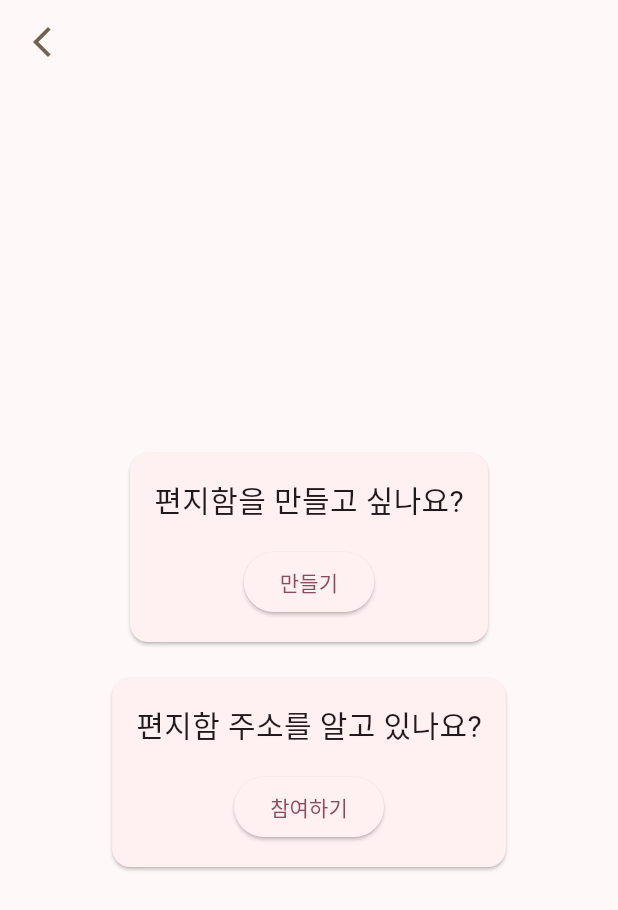
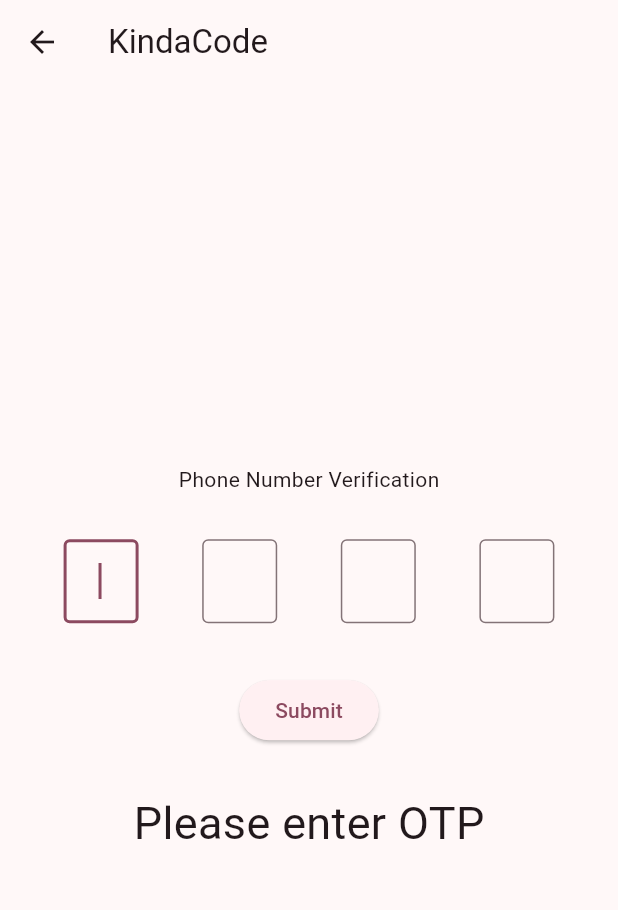
Before and after one commit to bemjikim/MobalWorld, a Flutter app: the HomePage screen opened directly, after a tap on "참여하기", on a phone screen of 412 x 824 dp. Shown: the top 910 px of the screen. Run offline on Flutter 3.47's test engine with Material 2 defaults, Android fonts, the phone set to English and light mode, and no system bars; our stand-ins replace cloud_firestore, firebase_auth, firebase_core, google_sign_in, random_string; accounts and stored records are empty; Roboto replaces fonts that are missing (gangwon).

Commit message:
Attending the group a-version

```diff
--- /dev/null
+++ b/lib/home/group_list/group_attendance_page.dart
@@ -0,0 +1,72 @@
+import 'package:flutter/cupertino.dart';
+import 'package:flutter/material.dart';
+
+import '../../otp/otp.dart';
+
+class GroupAttendPage extends StatefulWidget {
+  const GroupAttendPage({Key? key}) : super(key: key);
+
+  @override
+  State<GroupAttendPage> createState() => _GroupAttendPageState();
+}
+
+class _GroupAttendPageState extends State<GroupAttendPage> {
+  // 4 text editing controllers that associate with the 4 input fields
+  final TextEditingController _fieldOne = TextEditingController();
+  final TextEditingController _fieldTwo = TextEditingController();
+  final TextEditingController _fieldThree = TextEditingController();
+  final TextEditingController _fieldFour = TextEditingController();
+
+  // This is the entered code
+  // It will be displayed in a Text widget
+  String? _otp;
+
+  @override
+  Widget build(BuildContext context) {
+    return Scaffold(
+      appBar: AppBar(
+        title: const Text('KindaCode'),
+      ),
+      body: Column(
+        mainAxisAlignment: MainAxisAlignment.center,
+        children: [
+          const Text('Phone Number Verification'),
+          const SizedBox(
+            height: 30,
+          ),
+          // Implement 4 input fields
+          Row(
+            mainAxisAlignment: MainAxisAlignment.spaceEvenly,
+            children: [
+              OtpInput(_fieldOne, true), // auto focus
+              OtpInput(_fieldTwo, false),
+              OtpInput(_fieldThree, false),
+              OtpInput(_fieldFour, false)
+            ],
+          ),
+          const SizedBox(
+            height: 30,
+          ),
+          ElevatedButton(
+              onPressed: () {
+                setState(() {
+                  _otp = _fieldOne.text +
+                      _fieldTwo.text +
+                      _fieldThree.text +
+                      _fieldFour.text;
+                });
+              },
+              child: const Text('Submit')),
+          const SizedBox(
+            height: 30,
+          ),
+          // Display the entered OTP code
+          Text(
+            _otp ?? 'Please enter OTP',
+            style: const TextStyle(fontSize: 30),
+          ),
+        ],
+      ),
+    );
+  }
+}
--- a/lib/home/home.dart
+++ b/lib/home/home.dart
@@ -1,6 +1,7 @@
 import 'package:flutter/cupertino.dart';
 import 'package:flutter/material.dart';
 import 'package:google_sign_in/google_sign_in.dart';
+import 'package:mobalworld/home/group_list/group_attendance_page.dart';
 import 'package:provider/provider.dart';
 
 import '../login/login.dart';
@@ -81,7 +82,12 @@ class _HomePageState extends State<HomePage> {
                       SizedBox(height: 16),
                       ElevatedButton(
                         onPressed: () {
-                          // 참여하기 버튼이 눌렸을 때 수행할 작업
+                          Navigator.push(
+                            context,
+                            MaterialPageRoute(
+                              builder: (context) => GroupAttendPage(),
+                            ),
+                          );
                         },
                         child: Text('참여하기'),
                       ),
--- a/lib/login/login.dart
+++ b/lib/login/login.dart
@@ -165,6 +165,8 @@ class _LoginPageState extends State<LoginPage> {
                 Container(
                   height: 54,
                   child: TextField(
+                    onTapOutside: (event) =>
+                        FocusManager.instance.primaryFocus?.unfocus(),
                     controller: _usernameController,
                     decoration: InputDecoration(
                       filled: true,
@@ -184,6 +186,8 @@ class _LoginPageState extends State<LoginPage> {
                 Container(
                   height: 54,
                   child: TextField(
+                    onTapOutside: (event) =>
+                        FocusManager.instance.primaryFocus?.unfocus(),
                     controller: _passwordController,
                     decoration: InputDecoration(
                       filled: true,
--- /dev/null
+++ b/lib/otp/otp.dart
@@ -0,0 +1,73 @@
+import 'package:flutter/cupertino.dart';
+import 'package:flutter/material.dart';
+import 'package:flutter/services.dart';
+
+class OtpInput extends StatefulWidget {
+  final TextEditingController controller;
+  final bool autoFocus;
+  const OtpInput(this.controller, this.autoFocus, {Key? key}) : super(key: key);
+
+  @override
+  _OtpInputState createState() => _OtpInputState();
+}
+
+class _OtpInputState extends State<OtpInput> {
+  FocusNode focusNode = FocusNode();
+
+  @override
+  void initState() {
+    super.initState();
+    focusNode.addListener(_handleFocusChange);
+  }
+
+  @override
+  void dispose() {
+    focusNode.removeListener(_handleFocusChange);
+    super.dispose();
+  }
+
+  void _handleFocusChange() {
+    if (focusNode.hasFocus) {
+      RawKeyboard.instance.addListener(_handleKeyEvent);
+    } else {
+      RawKeyboard.instance.removeListener(_handleKeyEvent);
+    }
+  }
+
+  void _handleKeyEvent(RawKeyEvent event) {
+    if (event is RawKeyDownEvent && event.logicalKey == LogicalKeyboardKey.backspace) {
+      if (widget.controller.text.isEmpty) {
+        FocusScope.of(context).previousFocus();
+      } else {
+        widget.controller.clear();
+      }
+    }
+  }
+
+  @override
+  Widget build(BuildContext context) {
+    return SizedBox(
+      height: 60,
+      width: 50,
+      child: TextField(
+        autofocus: widget.autoFocus,
+        textAlign: TextAlign.center,
+        keyboardType: TextInputType.text,
+        controller: widget.controller,
+        maxLength: 1,
+        cursorColor: Theme.of(context).primaryColor,
+        focusNode: focusNode,
+        decoration: const InputDecoration(
+          border: OutlineInputBorder(),
+          counterText: '',
+          hintStyle: TextStyle(color: Colors.black, fontSize: 20.0),
+        ),
+        onChanged: (value) {
+          if (value.length == 1) {
+            FocusScope.of(context).nextFocus();
+          }
+        },
+      ),
+    );
+  }
+}
--- a/pubspec.yaml
+++ b/pubspec.yaml
@@ -30,7 +30,7 @@ environment:
 dependencies:
   flutter:
     sdk: flutter
-
+  intl: ^0.18.1
 
   # The following adds the Cupertino Icons font to your application.
   # Use with the CupertinoIcons class for iOS style icons.
```
Also changed, not shown: pubspec.lock.
